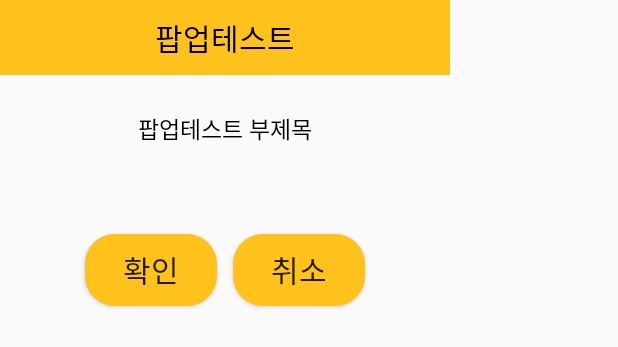
After one commit to nookcoder/KBCompetition, an Android app: the layout popup_activity.xml on its own in the app's theme, with its tools: preview values and no code run, on a phone screen of 412 x 824 dp. The commit adds this screen. Shown: the top 347 px of the screen. Run offline under Robolectric (Android 15) with nearby library versions, the phone set to English and light mode, and no system bars.

Commit message:
[ADD] 팝업창 나오기

```diff
--- a/app/src/main/AndroidManifest.xml
+++ b/app/src/main/AndroidManifest.xml
@@ -26,6 +26,9 @@
         </activity>
         <activity android:name=".Select_User_Activity"></activity>
         <activity android:name=".StoreManager_Product_RegisterActivity"></activity>
+        <activity android:name=".Popup_Activity"
+            android:theme="@style/popupTheme"
+            android:screenOrientation="portrait"></activity>
     </application>
 
 </manifest>
--- /dev/null
+++ b/app/src/main/res/layout/popup_activity.xml
@@ -0,0 +1,82 @@
+<?xml version="1.0" encoding="utf-8"?>
+<LinearLayout xmlns:android="http://schemas.android.com/apk/res/android"
+    android:layout_width="300dp"
+    android:layout_height="wrap_content"
+    android:orientation="vertical">
+
+
+    <LinearLayout
+        android:layout_width="match_parent"
+        android:layout_height="wrap_content"
+        android:orientation="horizontal">
+
+        <TextView
+            android:id="@+id/popup_title"
+            android:text="팝업테스트"
+            android:textSize="20sp"
+            android:gravity="center"
+            android:textColor="@color/black"
+            android:background="@color/icon_color2"
+            android:layout_width="match_parent"
+            android:layout_height="50sp"/>
+    </LinearLayout>
+
+    <LinearLayout
+        android:layout_width="match_parent"
+        android:layout_height="wrap_content"
+        android:orientation="vertical"
+        android:padding="24dp">
+
+        <TextView
+            android:id="@+id/popup_subtitle"
+            android:text="팝업테스트 부제목"
+            android:textSize="15sp"
+            android:textColor="@color/black"
+            android:gravity="center"
+            android:layout_marginBottom="3dp"
+            android:layout_width="match_parent"
+            android:layout_height="wrap_content"/>
+
+        <TextView
+            android:id="@+id/popup_content"
+            android:textSize="15sp"
+            android:textColor="@color/black"
+            android:gravity="center"
+            android:layout_marginBottom="3dp"
+            android:layout_width="match_parent"
+            android:layout_height="wrap_content"/>
+
+    </LinearLayout>
+
+    <View
+        android:layout_width="match_parent"
+        android:layout_height="1dp"/>
+
+    <LinearLayout
+        android:layout_width="match_parent"
+        android:layout_height="wrap_content"
+        android:orientation="horizontal"
+        android:gravity="center"
+        >
+
+        <Button
+            android:id="@+id/ok_btn"
+            android:text="확인"
+            android:textSize="20sp"
+            android:layout_width="wrap_content"
+            android:layout_height="wrap_content"
+            android:background="@drawable/radius"
+            android:layout_margin="5dp"
+            android:onClick="click_ok"/>
+        <Button
+            android:id="@+id/cancle_btn"
+            android:text="취소"
+            android:textSize="20sp"
+            android:layout_width="wrap_content"
+            android:layout_height="wrap_content"
+            android:layout_margin="5dp"
+            android:background="@drawable/radius"
+            android:onClick="click_cancle"/>
+
+    </LinearLayout>
+</LinearLayout>
--- /dev/null
+++ b/app/src/main/res/values/style.xml
@@ -0,0 +1,14 @@
+<resources xmlns:tools="http://schemas.android.com/tools">
+    <!-- Base application theme. -->
+    <style name="popupTheme" parent="Theme.AppCompat.DayNight.Dialog">
+        <!-- Primary brand color. -->
+        <item name="colorPrimary">@color/icon_color</item>
+        <item name="colorPrimaryVariant">@color/icon_color</item>
+        <item name="colorOnPrimary">@color/white</item>
+
+        <!-- Customize your theme here. -->
+        <item name="windowActionBar">false</item>
+        <item name="windowNoTitle">true</item>
+
+    </style>
+</resources>
```
Also changed, not shown: app/src/main/java/com/kbc/Popup_Activity.java (added, +52 -0 lines), app/src/main/java/com/kbc/StoreManager_Information_Fragment.java (+17 -2 lines).
